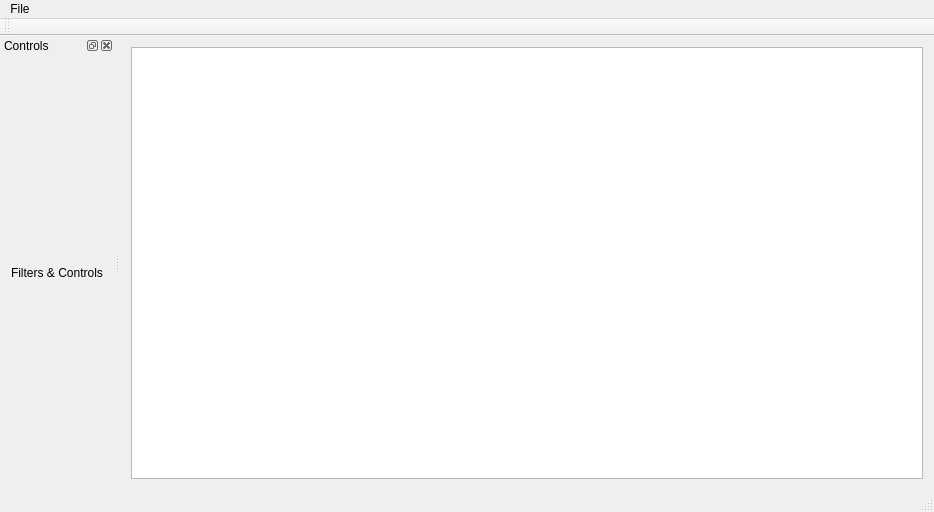
The window that MainWindow.ui (ALRAYZZ/SwitchLag) describes before a commit, drawn with Qt 5.
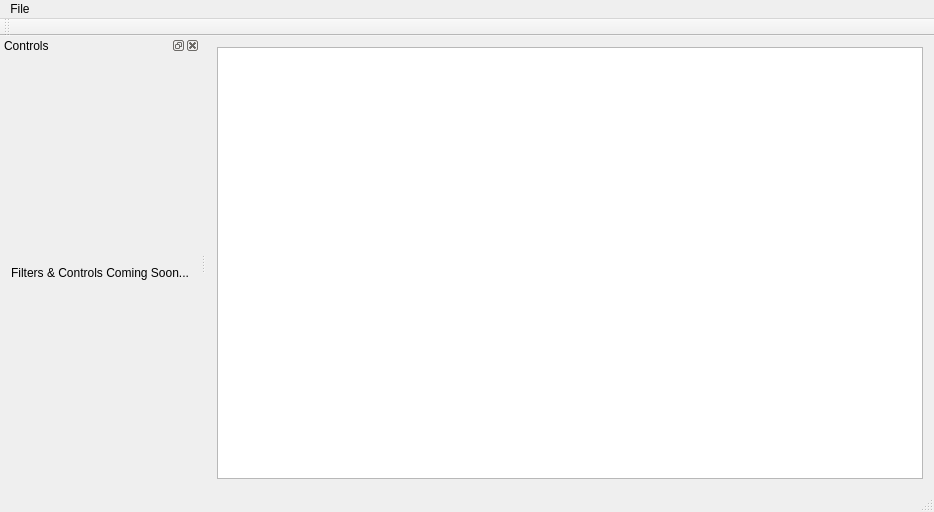
The same window after the commit.

Patch:
```diff
--- a/MainWindow.ui
+++ b/MainWindow.ui
@@ -58,7 +58,10 @@
      <item>
       <widget class="QLabel" name="label">
        <property name="text">
-        <string>Filters &amp; Controls</string>
+								<string>Filters &amp; Controls Coming Soon...</string>
+							</property>
+							<property name="alignment">
+								<set>Qt::AlignCenter</set>
        </property>
       </widget>
      </item>
```
Left out of the diff: 21 changed lines with no effect on the pictures. Lines whose indentation alone changed are shown as unchanged.
